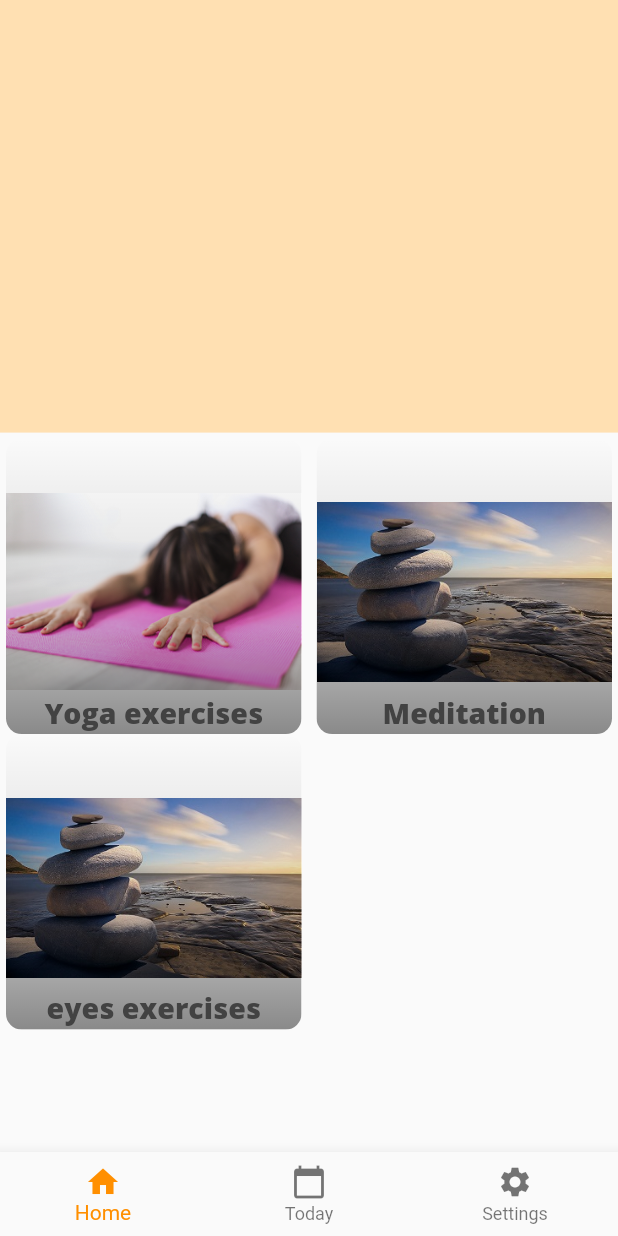
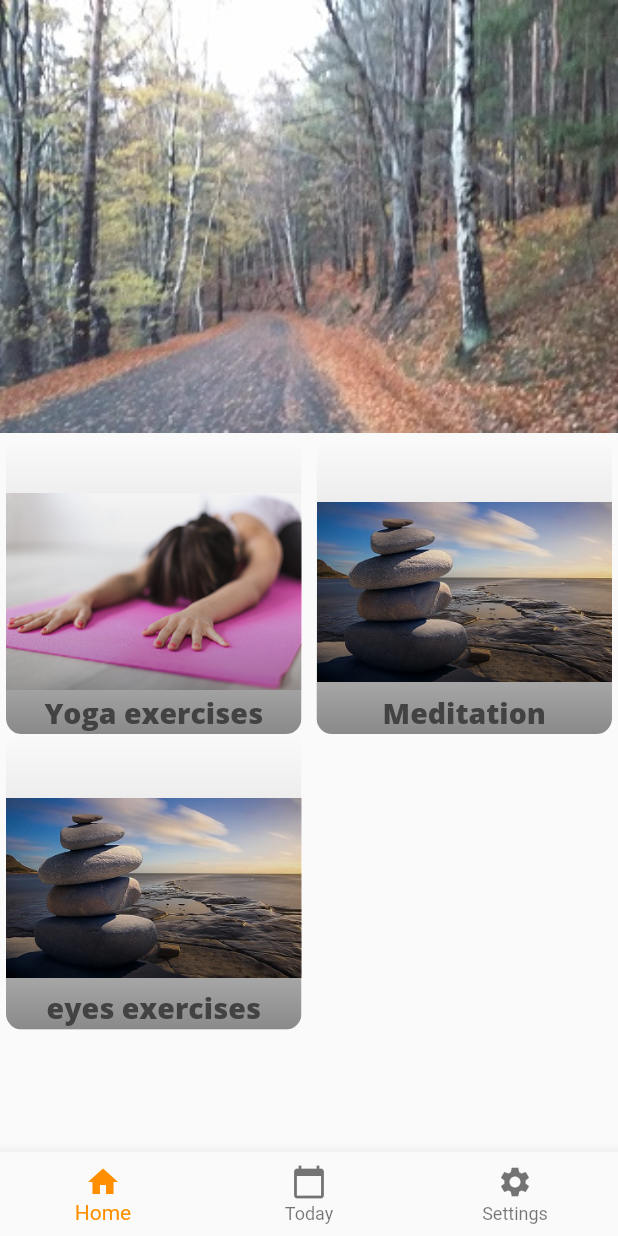
Before and after one commit to genakust/enjoy_app, a Flutter app: the screen it shows after launch, on a phone screen of 412 x 824 dp. Run offline on Flutter 3.47's test engine with Material 2 defaults, Android fonts, the phone set to English and light mode, and no system bars.

Commit message:
add a picture, refresh the home page

```diff
--- a/lib/screens/home_page.dart
+++ b/lib/screens/home_page.dart
@@ -17,7 +17,15 @@ class _State extends State<HomePage> {
         children: <Widget>[
           Container(
             height: size.height * .35,
-            color: Color(0xFFffe0b2),
+
+               child: Expanded(
+                child: Image.asset(
+                  "assets/images/forest.png",
+                  fit: BoxFit.cover,
+                ),
+              ),
+
+
           ),
           Expanded(
             child: GridView.count(
--- a/pubspec.yaml
+++ b/pubspec.yaml
@@ -48,8 +48,7 @@ flutter:
 
   # To add assets to your application, add an assets section, like this:
   assets:
-    - assets/images/fitness.png
-    - assets/images/meditation.jpg
+    - assets/images/
 
   # An image asset can refer to one or more resolution-specific "variants", see
   # https://flutter.dev/assets-and-images/#resolution-aware.
```
Also changed, not shown: assets/images/forest.png (added).
